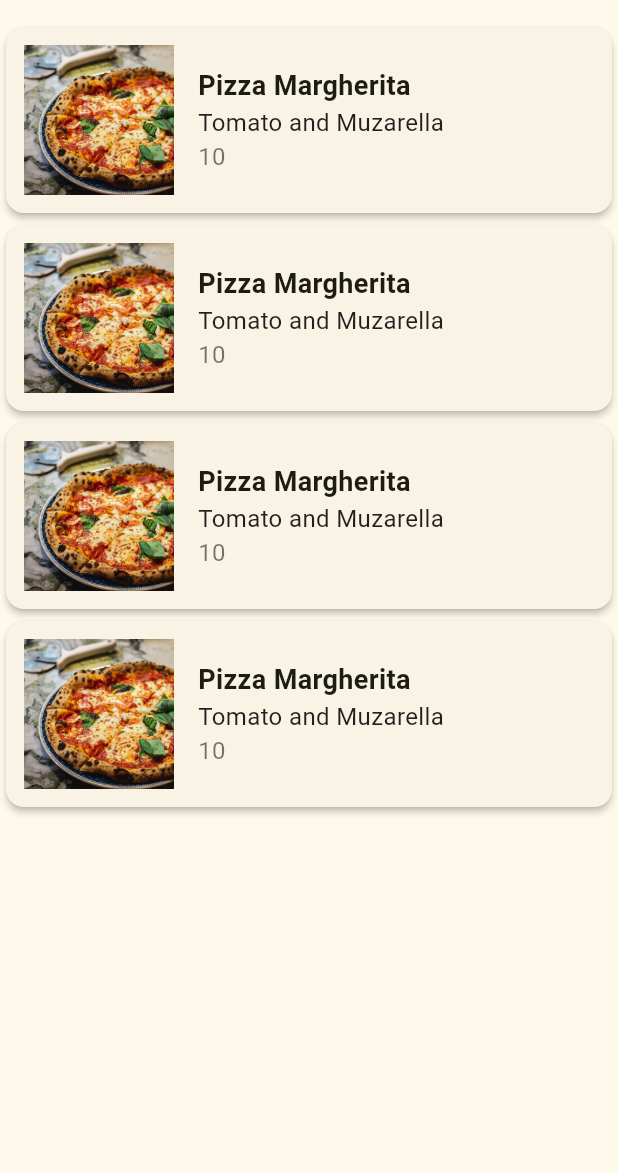
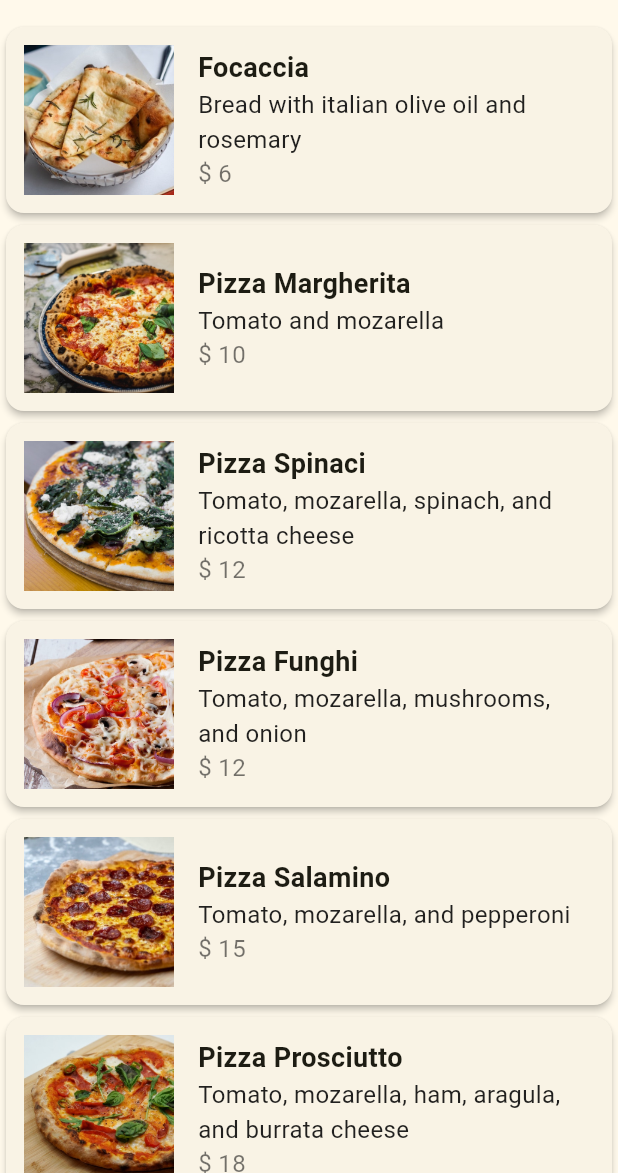
Before and after one commit to Sophia09-pixel/Menu-Pizza, a Flutter app: the screen it shows after launch, on a phone screen of 412 x 824 dp, the part 63-1236 px from its top. Run offline on Flutter 3.47's test engine with Material 3 defaults, Android fonts, the phone set to English and light mode, and no system bars.

Commit message:
feat: finalizando tarefa

```diff
--- a/lib/main.dart
+++ b/lib/main.dart
@@ -14,7 +14,7 @@ class MyApp extends StatelessWidget {
       debugShowCheckedModeBanner: false,
       title: 'Flutter Demo',
       theme: ThemeData(
-        colorScheme: ColorScheme.fromSeed(seedColor: Colors.yellow),
+        colorScheme: ColorScheme.fromSeed(seedColor: Colors.yellow), // cor de fundo
         useMaterial3: true,
       ),
       home: Menu(),
--- a/lib/menu.dart
+++ b/lib/menu.dart
@@ -1,5 +1,6 @@
 import 'package:flutter/material.dart';
 import 'package:pizza_menu/menu_item.dart';
+import 'package:pizza_menu/pizza_data.dart';
 
 class Menu extends StatelessWidget {
   const Menu({super.key});
@@ -12,14 +13,17 @@ class Menu extends StatelessWidget {
       ),
       body: SingleChildScrollView(
         child: Column(
-          children: [
-            MenuItem(),
-            MenuItem(),
-            MenuItem(),
-            MenuItem(),
-          ],
+          children: _buildPizzas(),
         ),
       ),
     );
   }
+
+  List<MenuItem> _buildPizzas() {
+    List<MenuItem> listaPizzas = [];
+    for (var pizza in pizzaData) {
+      listaPizzas.add(MenuItem(pizza: pizza));
+    }
+    return listaPizzas;
+  }
 }
--- a/lib/menu_item.dart
+++ b/lib/menu_item.dart
@@ -1,7 +1,11 @@
+// ignore_for_file: unnecessary_string_interpolations
+
 import 'package:flutter/material.dart';
+import 'package:pizza_menu/pizza_data.dart';
 
 class MenuItem extends StatelessWidget {
-  const MenuItem({super.key});
+  final Pizza pizza;
+  const MenuItem({super.key, required this.pizza});
 
   @override
   Widget build(BuildContext context) {
@@ -12,7 +16,7 @@ class MenuItem extends StatelessWidget {
         child: Row(
           children: [
             Image.asset(
-              "images/margherita.jpg",
+              "images/${pizza.photoName}",
               width: 100,
               height: 100,
             ),
@@ -25,21 +29,21 @@ class MenuItem extends StatelessWidget {
                 crossAxisAlignment: CrossAxisAlignment.start,
                 children: [
                   Text(
-                    "Pizza Margherita",
+                    "${pizza.name}",
                     style: TextStyle(
                       fontSize: 18,
                       fontWeight: FontWeight.bold,
                     ),
                   ),
                   Text(
-                    "Tomato and Muzarella",
+                    pizza.ingredients,
                     style: TextStyle(
                       fontSize: 16,
                       color: Colors.black87,
                     ),
                   ),
                   Text(
-                    "10",
+                    "\$ ${pizza.price}",
                     style: TextStyle(
                       fontSize: 16,
                       color: Colors.black54,
--- /dev/null
+++ b/lib/pizza_data.dart
@@ -0,0 +1,60 @@
+class Pizza {
+  final String name;
+  final String ingredients;
+  final String photoName;
+  final int price;
+  final bool soldOut;
+
+  Pizza({
+    required this.name,
+    required this.ingredients,
+    required this.photoName,
+    required this.price,
+    required this.soldOut,
+  });
+}
+
+List<Pizza> pizzaData = [
+  Pizza(
+    name: 'Focaccia',
+    ingredients: 'Bread with italian olive oil and rosemary',
+    price: 6,
+    photoName: 'focaccia.jpg',
+    soldOut: false,
+  ),
+  Pizza(
+    name: 'Pizza Margherita',
+    ingredients: 'Tomato and mozarella',
+    price: 10,
+    photoName: 'margherita.jpg',
+    soldOut: false,
+  ),
+  Pizza(
+    name: 'Pizza Spinaci',
+    ingredients: 'Tomato, mozarella, spinach, and ricotta cheese',
+    price: 12,
+    photoName: 'spinaci.jpg',
+    soldOut: false,
+  ),
+  Pizza(
+    name: 'Pizza Funghi',
+    ingredients: 'Tomato, mozarella, mushrooms, and onion',
+    price: 12,
+    photoName: 'funghi.jpg',
+    soldOut: false,
+  ),
+  Pizza(
+    name: 'Pizza Salamino',
+    ingredients: 'Tomato, mozarella, and pepperoni',
+    price: 15,
+    photoName: 'salamino.jpg',
+    soldOut: true,
+  ),
+  Pizza(
+    name: 'Pizza Prosciutto',
+    ingredients: 'Tomato, mozarella, ham, aragula, and burrata cheese',
+    price: 18,
+    photoName: 'prosciutto.jpg',
+    soldOut: false,
+  ),
+];
```
